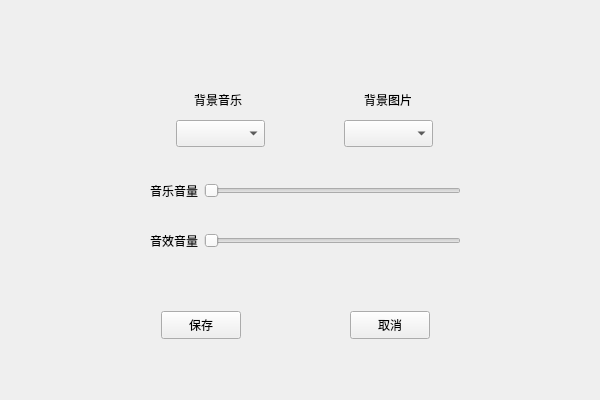
Qt form settingpage.ui (CHEN20060804/huarongdao) before a commit.
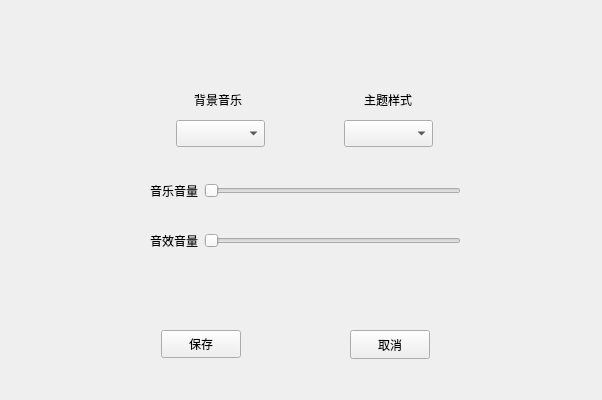
The same form after that commit. Custom widgets are drawn as their Qt base class.

Diff of the .ui file:
```diff
--- a/settingpage.ui
+++ b/settingpage.ui
@@ -6,7 +6,7 @@
    <rect>
     <x>0</x>
     <y>0</y>
-    <width>600</width>
+    <width>602</width>
     <height>400</height>
    </rect>
   </property>
@@ -17,9 +17,9 @@
    <property name="geometry">
     <rect>
      <x>350</x>
-     <y>311</y>
+     <y>330</y>
      <width>80</width>
-     <height>28</height>
+     <height>29</height>
     </rect>
    </property>
    <property name="text">
@@ -30,7 +30,7 @@
    <property name="geometry">
     <rect>
      <x>161</x>
-     <y>311</y>
+     <y>330</y>
      <width>80</width>
      <height>28</height>
     </rect>
@@ -114,7 +114,7 @@
     </rect>
    </property>
    <property name="text">
-    <string>背景图片</string>
+    <string>主题样式</string>
    </property>
   </widget>
   <widget class="QComboBox" name="comboBox">
```
Left out of the diff: 6 changed lines with no effect on the pictures.
